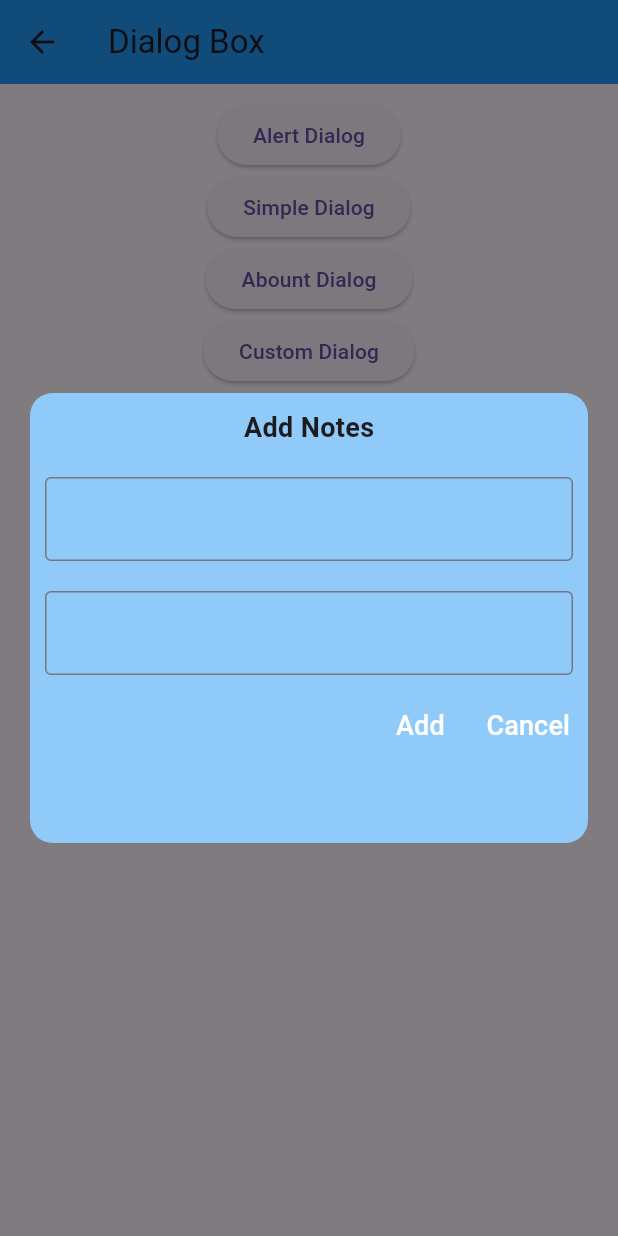
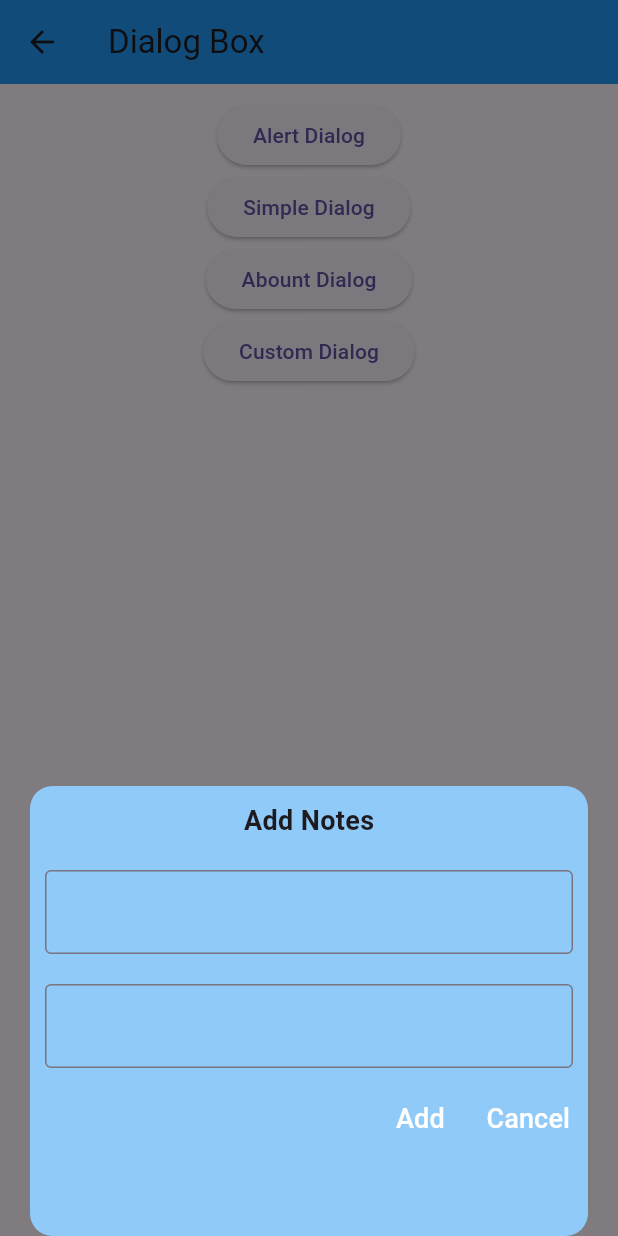
Before and after one commit to AbrarSumra/all_widgets_of_flutter, a Flutter app: the DialogBoxes screen opened directly, after a tap on "Custom Dialog", on a phone screen of 412 x 824 dp. Run offline on Flutter 3.47's test engine with Material 2 defaults, Android fonts, the light colour scheme and no system bars; our stand-ins replace animated_text_kit, google_fonts; missing offline and left inert: dart:ffi.

```diff
--- a/lib/basic_widgets/dialog_box.dart
+++ b/lib/basic_widgets/dialog_box.dart
@@ -26,7 +26,7 @@ class _DialogBoxesState extends State<DialogBoxes> {
               onPressed: () {
                 showDialog(
                     context: context,
-                    barrierDismissible: false,
+                    barrierDismissible: true,
                     barrierColor: Colors.blue.withOpacity(0.2),
                     builder: (ctx) {
                       return AlertDialog(
@@ -89,6 +89,7 @@ class _DialogBoxesState extends State<DialogBoxes> {
               child: const Text("Abount Dialog"),
               onPressed: () {
                 showDialog(
+                    barrierDismissible: true,
                     context: context,
                     builder: (ctx) {
                       return const AboutDialog(
@@ -106,8 +107,10 @@ class _DialogBoxesState extends State<DialogBoxes> {
                 showGeneralDialog(
                     context: context,
                     pageBuilder: (ctx, __, ___) {
-                      return Center(
-                        child: Container(
+                      return Column(
+                        mainAxisAlignment: MainAxisAlignment.end,
+                        children: [
+                          Container(
                             height: 300,
                             margin: const EdgeInsets.symmetric(horizontal: 20),
                             decoration: BoxDecoration(
@@ -175,6 +178,7 @@ class _DialogBoxesState extends State<DialogBoxes> {
                               ),
                             ),
                           ),
+                        ],
                       );
                     });
               },
```
Lines whose indentation alone changed are shown as unchanged.
